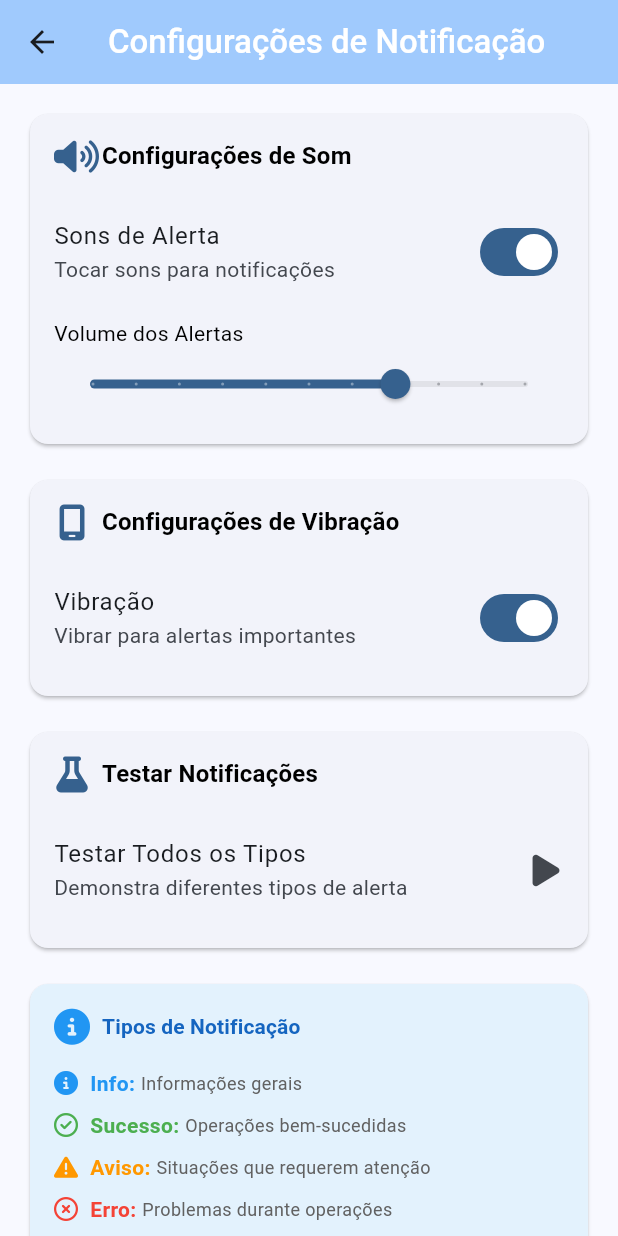
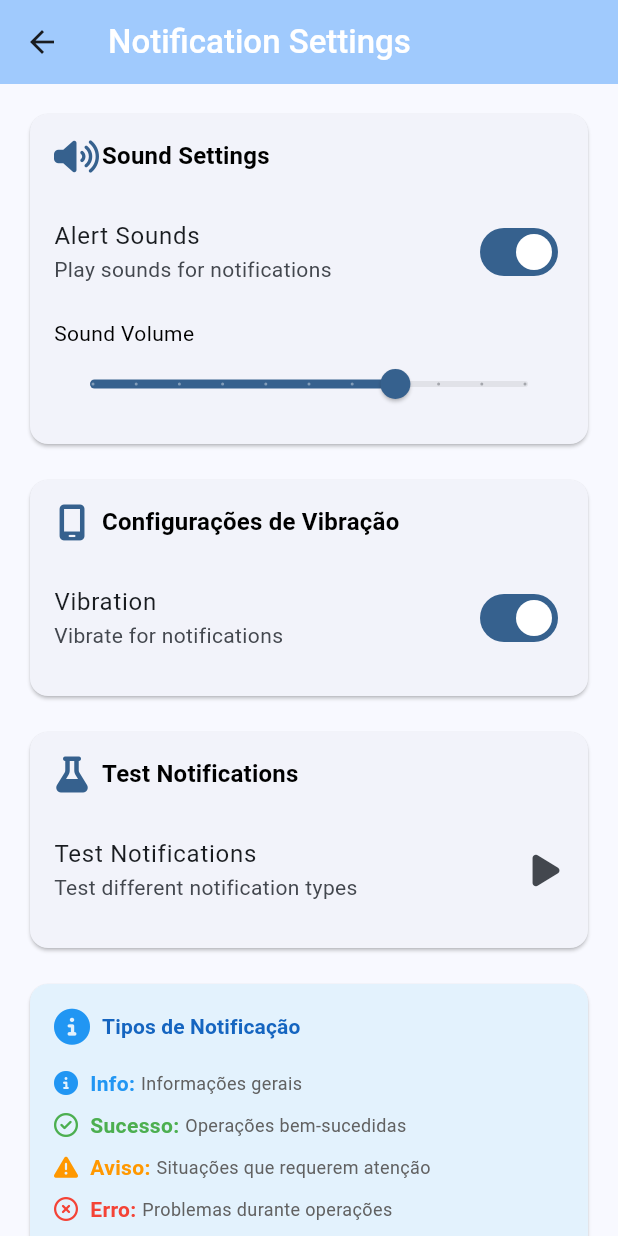
Before and after one commit to dipievil/easy-ssh-mob, a Flutter app: the NotificationSettingsScreen screen opened directly, on a phone screen of 412 x 824 dp. Run offline on Flutter 3.47's test engine with Material 3 defaults, Android fonts, the phone set to English and light mode, and no system bars; our stand-ins replace audioplayers, flutter_secure_storage, font_awesome_flutter; missing offline and left inert: dartssh2; accounts and stored records are empty.

Commit message:
feat: localizar tela de configurações de notificação
Co-authored-by: dipievil <5294742+dipievil@users.noreply.github.com>

```diff
--- a/src/lib/l10n/app_en.arb
+++ b/src/lib/l10n/app_en.arb
@@ -298,5 +298,45 @@
   "forget": "Forget",
   "@forget": {
     "description": "Forget credentials button"
+  },
+
+  "alertSounds": "Alert Sounds",
+  "@alertSounds": {
+    "description": "Alert sounds setting"
+  },
+
+  "playSoundsForNotifications": "Play sounds for notifications",
+  "@playSoundsForNotifications": {
+    "description": "Alert sounds subtitle"
+  },
+
+  "soundVolume": "Sound Volume",
+  "@soundVolume": {
+    "description": "Sound volume setting"
+  },
+
+  "vibration": "Vibration",
+  "@vibration": {
+    "description": "Vibration setting"
+  },
+
+  "vibrateForNotifications": "Vibrate for notifications",
+  "@vibrateForNotifications": {
+    "description": "Vibration subtitle"
+  },
+
+  "testNotifications": "Test Notifications",
+  "@testNotifications": {
+    "description": "Test notifications section"
+  },
+
+  "testDifferentNotificationTypes": "Test different notification types",
+  "@testDifferentNotificationTypes": {
+    "description": "Test notifications subtitle"
+  },
+
+  "soundSettings": "Sound Settings",
+  "@soundSettings": {
+    "description": "Sound settings section title"
   }
 }
--- a/src/lib/l10n/app_localizations.dart
+++ b/src/lib/l10n/app_localizations.dart
@@ -395,6 +395,54 @@ abstract class AppLocalizations {
   /// In en, this message translates to:
   /// **'Forget'**
   String get forget;
+
+  /// Alert sounds setting
+  ///
+  /// In en, this message translates to:
+  /// **'Alert Sounds'**
+  String get alertSounds;
+
+  /// Alert sounds subtitle
+  ///
+  /// In en, this message translates to:
+  /// **'Play sounds for notifications'**
+  String get playSoundsForNotifications;
+
+  /// Sound volume setting
+  ///
+  /// In en, this message translates to:
+  /// **'Sound Volume'**
+  String get soundVolume;
+
+  /// Vibration setting
+  ///
+  /// In en, this message translates to:
+  /// **'Vibration'**
+  String get vibration;
+
+  /// Vibration subtitle
+  ///
+  /// In en, this message translates to:
+  /// **'Vibrate for notifications'**
+  String get vibrateForNotifications;
+
+  /// Test notifications section
+  ///
+  /// In en, this message translates to:
+  /// **'Test Notifications'**
+  String get testNotifications;
+
+  /// Test notifications subtitle
+  ///
+  /// In en, this message translates to:
+  /// **'Test different notification types'**
+  String get testDifferentNotificationTypes;
+
+  /// Sound settings section title
+  ///
+  /// In en, this message translates to:
+  /// **'Sound Settings'**
+  String get soundSettings;
 }
 
 class _AppLocalizationsDelegate extends LocalizationsDelegate<AppLocalizations> {
--- a/src/lib/l10n/app_localizations_en.dart
+++ b/src/lib/l10n/app_localizations_en.dart
@@ -183,4 +183,28 @@ class AppLocalizationsEn extends AppLocalizations {
 
   @override
   String get forget => 'Forget';
+
+  @override
+  String get alertSounds => 'Alert Sounds';
+
+  @override
+  String get playSoundsForNotifications => 'Play sounds for notifications';
+
+  @override
+  String get soundVolume => 'Sound Volume';
+
+  @override
+  String get vibration => 'Vibration';
+
+  @override
+  String get vibrateForNotifications => 'Vibrate for notifications';
+
+  @override
+  String get testNotifications => 'Test Notifications';
+
+  @override
+  String get testDifferentNotificationTypes => 'Test different notification types';
+
+  @override
+  String get soundSettings => 'Sound Settings';
 }
--- a/src/lib/screens/notification_settings_screen.dart
+++ b/src/lib/screens/notification_settings_screen.dart
@@ -2,6 +2,7 @@ import 'package:flutter/material.dart';
 import 'package:font_awesome_flutter/font_awesome_flutter.dart';
 import '../services/notification_service.dart';
 import '../widgets/error_widgets.dart';
+import '../l10n/app_localizations.dart';
 
 /// Screen for configuring notification settings
 class NotificationSettingsScreen extends StatefulWidget {
@@ -94,16 +95,18 @@ class _NotificationSettingsScreenState
 
   @override
   Widget build(BuildContext context) {
+    final l10n = AppLocalizations.of(context)!;
+
     if (_isLoading) {
       return Scaffold(
-        appBar: AppBar(title: const Text('Configurações de Notificação')),
+        appBar: AppBar(title: Text(l10n.notificationSettings)),
         body: const Center(child: CircularProgressIndicator()),
       );
     }
 
     return Scaffold(
       appBar: AppBar(
-        title: const Text('Configurações de Notificação'),
+        title: Text(l10n.notificationSettings),
         backgroundColor: Theme.of(context).colorScheme.inversePrimary,
       ),
       body: ListView(
@@ -124,7 +127,7 @@ class _NotificationSettingsScreenState
                       ),
                       const SizedBox(width: 8),
                       Text(
-                        'Configurações de Som',
+                        l10n.soundSettings,
                         style: Theme.of(context)
                             .textTheme
                             .titleMedium
@@ -134,8 +137,8 @@ class _NotificationSettingsScreenState
                   ),
                   const SizedBox(height: 16),
                   SwitchListTile(
-                    title: const Text('Sons de Alerta'),
-                    subtitle: const Text('Tocar sons para notificações'),
+                    title: Text(l10n.alertSounds),
+                    subtitle: Text(l10n.playSoundsForNotifications),
                     value: _soundEnabled,
                     onChanged: _toggleSound,
                     contentPadding: EdgeInsets.zero,
@@ -143,7 +146,7 @@ class _NotificationSettingsScreenState
                   if (_soundEnabled) ...[
                     const SizedBox(height: 8),
                     Text(
-                      'Volume dos Alertas',
+                      l10n.soundVolume,
                       style: Theme.of(context).textTheme.bodyMedium,
                     ),
                     Slider(
@@ -187,8 +190,8 @@ class _NotificationSettingsScreenState
                   ),
                   const SizedBox(height: 16),
                   SwitchListTile(
-                    title: const Text('Vibração'),
-                    subtitle: const Text('Vibrar para alertas importantes'),
+                    title: Text(l10n.vibration),
+                    subtitle: Text(l10n.vibrateForNotifications),
                     value: _vibrateEnabled,
                     onChanged: _toggleVibrate,
                     contentPadding: EdgeInsets.zero,
@@ -215,7 +218,7 @@ class _NotificationSettingsScreenState
                       ),
                       const SizedBox(width: 8),
                       Text(
-                        'Testar Notificações',
+                        l10n.testNotifications,
                         style: Theme.of(context)
                             .textTheme
                             .titleMedium
@@ -225,10 +228,8 @@ class _NotificationSettingsScreenState
                   ),
                   const SizedBox(height: 16),
                   ListTile(
-                    title: const Text('Testar Todos os Tipos'),
-                    subtitle: const Text(
-                      'Demonstra diferentes tipos de alerta',
-                    ),
+                    title: Text(l10n.testNotifications),
+                    subtitle: Text(l10n.testDifferentNotificationTypes),
                     trailing: const Icon(FontAwesomeIcons.play),
                     onTap: _showTestNotifications,
                     contentPadding: EdgeInsets.zero,
```
Also changed, not shown: src/lib/l10n/app_localizations_pt.dart (+24 -0 lines), src/lib/l10n/app_pt.arb (+17 -1 lines).
